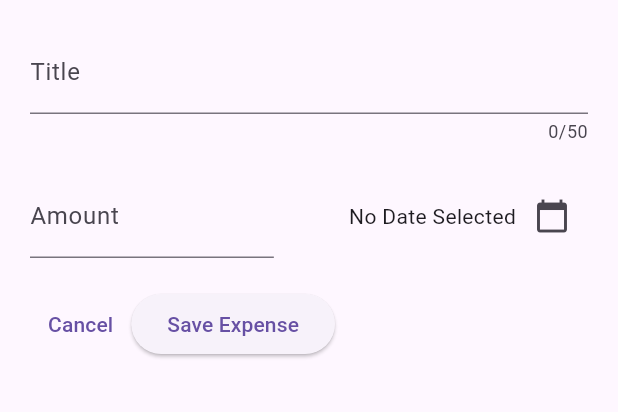
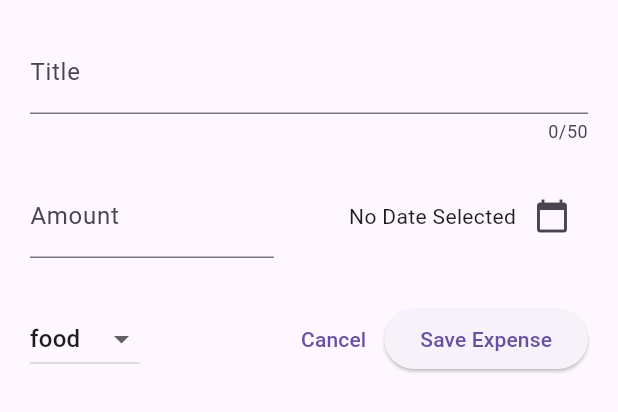
Before and after one commit to ShnAhmad/Expense_Tracker, a Flutter app: the NewExpense widget shown alone on an empty page, opened directly, on a phone screen of 412 x 824 dp. Shown: the top 412 px of the screen. Run offline on Flutter 3.47's test engine with Material 2 defaults, Android fonts, the phone set to English and light mode, and no system bars.

Commit message:
added DropDown

```diff
--- a/lib/Screens/NewExpense/newexpense.dart
+++ b/lib/Screens/NewExpense/newexpense.dart
@@ -1,5 +1,6 @@
 import 'package:flutter/material.dart';
 import 'package:intl/intl.dart';
+import 'package:expense_tracker/Model/expenses.dart';
 
 class NewExpense extends StatefulWidget {
   const NewExpense({super.key});
@@ -12,6 +13,7 @@ class _NewExpenseState extends State<NewExpense> {
   final _titlecontroller = TextEditingController();
   final _amountcontroller = TextEditingController();
   DateTime? _selectedDate;
+  Category _selectedCategory = Category.food;
 
   void _showDate() async {
     final pickedDate = await showDatePicker(
@@ -81,10 +83,27 @@ class _NewExpenseState extends State<NewExpense> {
             ],
           ),
           const SizedBox(
-            height: 20,
+            height: 30,
           ),
           Row(
             children: [
+              DropdownButton(
+                  value: _selectedCategory,
+                  items: Category.values
+                      .map((item) => DropdownMenuItem(
+                            value: item,
+                            child: Text(item.name),
+                          ))
+                      .toList(),
+                  onChanged: (value) {
+                    if (value == null) {
+                      return;
+                    }
+                    setState(() {
+                      _selectedCategory = value;
+                    });
+                  }),
+              const Spacer(),
               TextButton(
                 onPressed: () {},
                 child: const Text('Cancel'),
```
